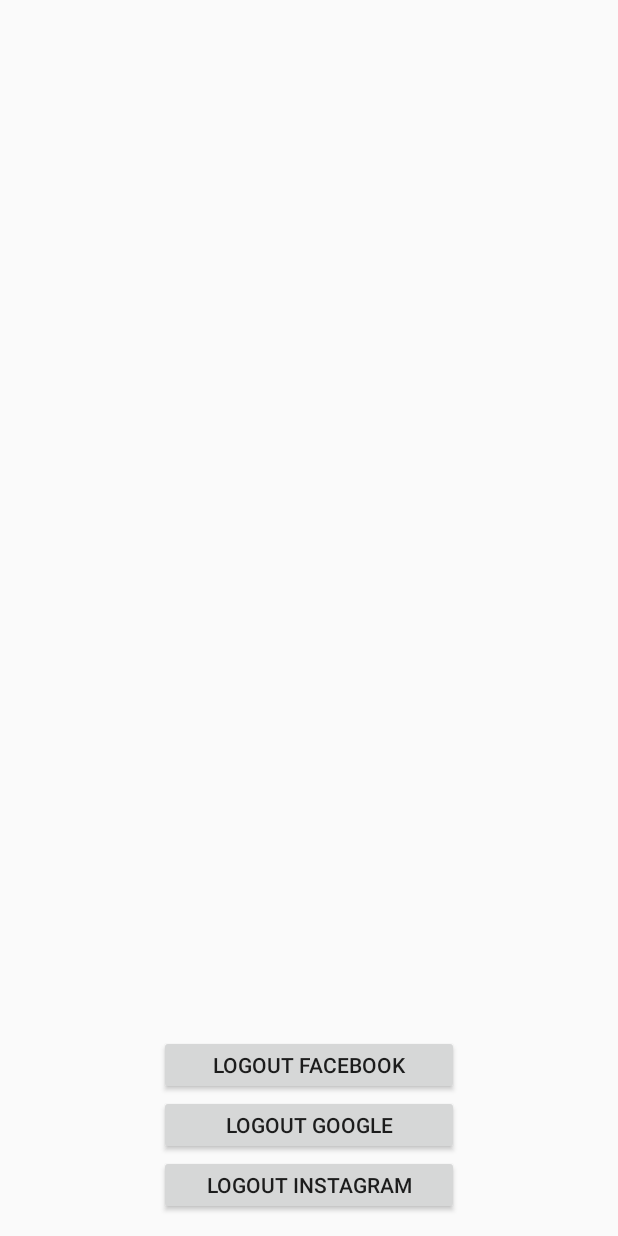
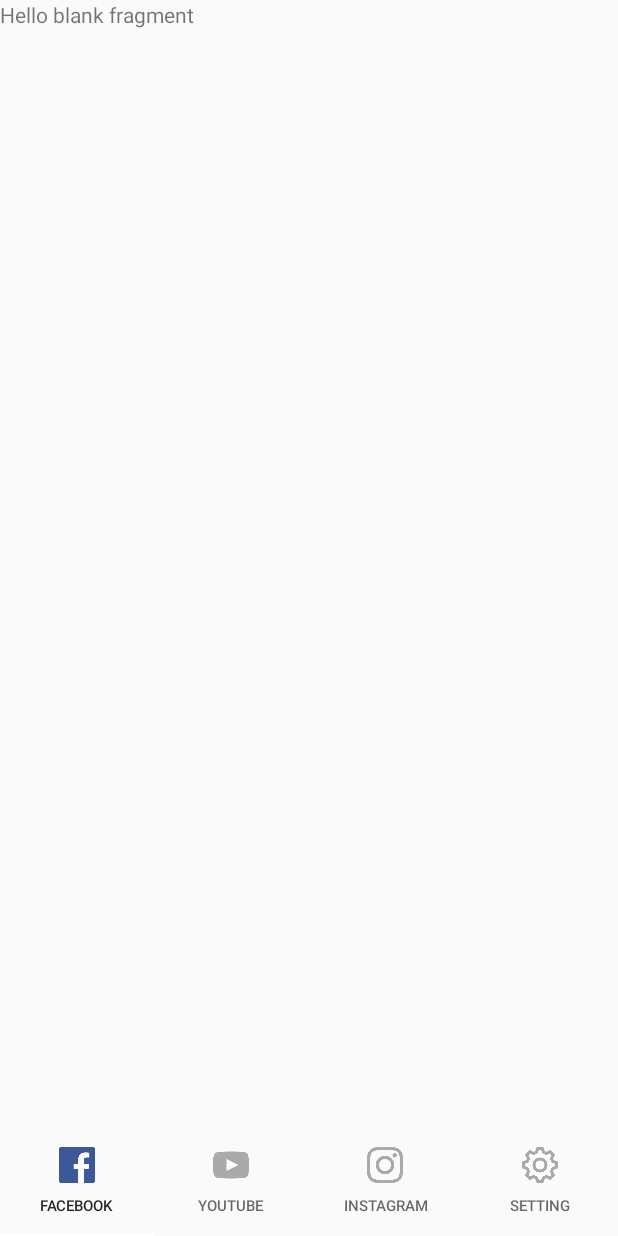
Before and after one commit to Ted1021/Favo, an Android app: the HomeActivity screen opened directly, with no data from a screen before it, on a phone screen of 412 x 824 dp. Run offline under Robolectric (Android 15) with nearby library versions, the phone set to English and light mode, and no system bars.

Commit message:
Set UI Components
- 3가지의 SNS 플랫폼을 보여주기위한 UI 기본틀 구성 완료

```diff
--- /dev/null
+++ b/app/src/main/java/taewon/navercorp/integratedsns/facebook/FacebookFragment.java
@@ -0,0 +1,30 @@
+package taewon.navercorp.integratedsns.facebook;
+
+
+import android.os.Bundle;
+import android.support.v4.app.Fragment;
+import android.view.LayoutInflater;
+import android.view.View;
+import android.view.ViewGroup;
+
+import taewon.navercorp.integratedsns.R;
+
+/**
+ * A simple {@link Fragment} subclass.
+ */
+public class FacebookFragment extends Fragment {
+
+
+    public FacebookFragment() {
+        // Required empty public constructor
+    }
+
+
+    @Override
+    public View onCreateView(LayoutInflater inflater, ViewGroup container,
+                             Bundle savedInstanceState) {
+        // Inflate the layout for this fragment
+        return inflater.inflate(R.layout.fragment_facebook, container, false);
+    }
+
+}
--- a/app/src/main/java/taewon/navercorp/integratedsns/home/HomeActivity.java
+++ b/app/src/main/java/taewon/navercorp/integratedsns/home/HomeActivity.java
@@ -1,31 +1,40 @@
 package taewon.navercorp.integratedsns.home;
 
-import android.content.SharedPreferences;
+import android.graphics.PorterDuff;
 import android.os.Bundle;
 import android.support.annotation.NonNull;
+import android.support.design.widget.TabLayout;
+import android.support.v4.app.Fragment;
+import android.support.v4.app.FragmentManager;
+import android.support.v4.app.FragmentStatePagerAdapter;
+import android.support.v4.content.ContextCompat;
+import android.support.v4.view.ViewPager;
 import android.support.v7.app.AppCompatActivity;
-import android.util.Log;
-import android.view.View;
-import android.widget.Button;
-import android.widget.Toast;
 
-import com.facebook.AccessToken;
-import com.facebook.login.LoginManager;
 import com.google.android.gms.auth.api.Auth;
 import com.google.android.gms.auth.api.signin.GoogleSignInOptions;
 import com.google.android.gms.common.ConnectionResult;
 import com.google.android.gms.common.api.GoogleApiClient;
-import com.google.android.gms.common.api.ResultCallback;
-import com.google.android.gms.common.api.Status;
 
 import taewon.navercorp.integratedsns.R;
+import taewon.navercorp.integratedsns.facebook.FacebookFragment;
+import taewon.navercorp.integratedsns.settings.SettingsFragment;
+import taewon.navercorp.integratedsns.youtube.YoutubeFragment;
 
-public class HomeActivity extends AppCompatActivity implements View.OnClickListener, GoogleApiClient.OnConnectionFailedListener {
+public class HomeActivity extends AppCompatActivity implements GoogleApiClient.OnConnectionFailedListener {
 
-    Button mFacebookLogout, mGoogleLogout, mInstaLogout;
+    TabLayout mTabLayout;
+    ViewPager mViewPager;
+
+    private static final int FRAG_COUNT = 4;
+
+    private static final int TAB_FACEBOOK = 0;
+    private static final int TAB_YOUTUBE = 1;
+    private static final int TAB_INSTA = 2;
+    private static final int TAB_SETTINGS = 3;
 
     // TODO - API Client 를 매 Activity 마다 호출해 주어야 하는가? 한곳에서 선언하고 외부에서 가져올 방법 고려해 보기
-    private GoogleApiClient mGoogleApiClient;
+    public static GoogleApiClient mGoogleApiClient;
 
     @Override
     protected void onCreate(Bundle savedInstanceState) {
@@ -33,88 +42,128 @@
         setContentView(R.layout.activity_home);
 
         initView();
+        setAction();
         initGoogleSignInclient();
     }
 
-    private void initView() {
-
-        mFacebookLogout = (Button) findViewById(R.id.button_fb_logout);
-        mFacebookLogout.setOnClickListener(this);
-
-        mGoogleLogout = (Button) findViewById(R.id.button_google_logout);
-        mGoogleLogout.setOnClickListener(this);
-
-        mInstaLogout = (Button) findViewById(R.id.button_insta_logout);
-        mInstaLogout.setOnClickListener(this);
-    }
     private void initGoogleSignInclient(){
 
         GoogleSignInOptions gso = new GoogleSignInOptions.Builder(GoogleSignInOptions.DEFAULT_SIGN_IN)
                 .requestEmail()
                 .build();
 
-        mGoogleApiClient = new GoogleApiClient.Builder(this)
+        mGoogleApiClient = new GoogleApiClient.Builder(HomeActivity.this)
                 .enableAutoManage(HomeActivity.this, this)
                 .addApi(Auth.GOOGLE_SIGN_IN_API, gso)
                 .build();
     }
 
-    @Override
-    public void onClick(View v) {
+    private void initView() {
 
-        switch (v.getId()) {
-
-            case R.id.button_fb_logout:
-                deleteFacebookToken();
-                HomeActivity.this.finish();
-                break;
-
-            case R.id.button_google_logout:
-                deleteGoogleToken();
-                break;
-
-            case R.id.button_insta_logout:
-
-                break;
-        }
+        mTabLayout = (TabLayout) findViewById(R.id.tabLayout);
+        mTabLayout.getTabAt(0).getIcon().setColorFilter(ContextCompat.getColor(HomeActivity.this, R.color.facebook_color), PorterDuff.Mode.SRC_IN);
+        mViewPager = (ViewPager) findViewById(R.id.viewPager);
     }
 
-    private void deleteFacebookToken() {
+    private void setAction() {
 
-        SharedPreferences pref = getSharedPreferences(getString(R.string.tokens), MODE_PRIVATE);
-        SharedPreferences.Editor editor = pref.edit();
+        mViewPager.setAdapter(new ViewPagerAdapter(getSupportFragmentManager()));
+        mViewPager.addOnPageChangeListener(new ViewPager.OnPageChangeListener() {
+            @Override
+            public void onPageScrolled(int position, float positionOffset, int positionOffsetPixels) {
 
-        if (AccessToken.getCurrentAccessToken() != null) {
-            LoginManager.getInstance().logOut();
+            }
 
-            editor.putString(getString(R.string.facebook_token), "");
-            editor.commit();
-        }
-        Toast.makeText(HomeActivity.this, "logout facebook successfully!!", Toast.LENGTH_SHORT).show();
-        Log.d("CHECK_TOKEN", "HomeActivity >>>>> " + pref.getString(getString(R.string.facebook_token), ""));
-    }
+            @Override
+            public void onPageSelected(int position) {
 
-    private void deleteGoogleToken() {
-        SharedPreferences pref = getSharedPreferences(getString(R.string.tokens), MODE_PRIVATE);
-        final SharedPreferences.Editor editor = pref.edit();
+            }
 
-        Auth.GoogleSignInApi.revokeAccess(mGoogleApiClient).setResultCallback(new ResultCallback<Status>() {
             @Override
-            public void onResult(@NonNull Status status) {
+            public void onPageScrollStateChanged(int state) {
 
-                editor.putString(getString(R.string.google_token), "");
-                editor.commit();
-
-                HomeActivity.this.finish();
             }
         });
 
-        Toast.makeText(HomeActivity.this, "logout google successfully!!", Toast.LENGTH_SHORT).show();
-        Log.d("CHECK_TOKEN", "HomeActivity >>>>> " + pref.getString(getString(R.string.google_token), ""));
+        mTabLayout.addOnTabSelectedListener(new TabLayout.OnTabSelectedListener() {
+            @Override
+            public void onTabSelected(TabLayout.Tab tab) {
+                switch (tab.getPosition()) {
+
+                    case TAB_FACEBOOK:
+                        tab.getIcon().setColorFilter(ContextCompat.getColor(HomeActivity.this, R.color.facebook_color), PorterDuff.Mode.SRC_IN);
+                        break;
+
+                    case TAB_YOUTUBE:
+                        tab.getIcon().setColorFilter(ContextCompat.getColor(HomeActivity.this, R.color.youtube_color), PorterDuff.Mode.SRC_IN);
+                        break;
+
+                    case TAB_INSTA:
+                        tab.getIcon().setColorFilter(ContextCompat.getColor(HomeActivity.this, R.color.insta_color), PorterDuff.Mode.SRC_IN);
+                        break;
+
+                    case TAB_SETTINGS:
+                        tab.getIcon().setColorFilter(ContextCompat.getColor(HomeActivity.this, R.color.settings_color), PorterDuff.Mode.SRC_IN);
+                        break;
+
+                }
+            }
+
+            @Override
+            public void onTabUnselected(TabLayout.Tab tab) {
+                tab.getIcon().setColorFilter(ContextCompat.getColor(HomeActivity.this, R.color.unselected_color), PorterDuff.Mode.SRC_IN);
+            }
+
+            @Override
+            public void onTabReselected(TabLayout.Tab tab) {
+
+            }
+        });
+
+        mViewPager.addOnPageChangeListener(new TabLayout.TabLayoutOnPageChangeListener(mTabLayout));
+        mTabLayout.addOnTabSelectedListener(new TabLayout.ViewPagerOnTabSelectedListener(mViewPager));
     }
 
     @Override
     public void onConnectionFailed(@NonNull ConnectionResult connectionResult) {
 
     }
+
+    private class ViewPagerAdapter extends FragmentStatePagerAdapter {
+
+        public ViewPagerAdapter(FragmentManager fm) {
+            super(fm);
+        }
+
+        @Override
+        public Fragment getItem(int position) {
+
+            Fragment fragment = new FacebookFragment();
+
+            switch (position) {
+
+                case TAB_FACEBOOK:
+                    fragment = new FacebookFragment();
+                    break;
+
+                case TAB_YOUTUBE:
+                    fragment = new YoutubeFragment();
+                    break;
+
+                case TAB_INSTA:
+
+                    break;
+
+                case TAB_SETTINGS:
+                    fragment = new SettingsFragment();
+                    break;
+            }
+            return fragment;
+        }
+
+        @Override
+        public int getCount() {
+            return FRAG_COUNT;
+        }
+    }
 }
--- /dev/null
+++ b/app/src/main/java/taewon/navercorp/integratedsns/youtube/YoutubeFragment.java
@@ -0,0 +1,30 @@
+package taewon.navercorp.integratedsns.youtube;
+
+
+import android.os.Bundle;
+import android.support.v4.app.Fragment;
+import android.view.LayoutInflater;
+import android.view.View;
+import android.view.ViewGroup;
+
+import taewon.navercorp.integratedsns.R;
+
+/**
+ * A simple {@link Fragment} subclass.
+ */
+public class YoutubeFragment extends Fragment {
+
+
+    public YoutubeFragment() {
+        // Required empty public constructor
+    }
+
+
+    @Override
+    public View onCreateView(LayoutInflater inflater, ViewGroup container,
+                             Bundle savedInstanceState) {
+        // Inflate the layout for this fragment
+        return inflater.inflate(R.layout.fragment_youtube, container, false);
+    }
+
+}
--- /dev/null
+++ b/app/src/main/res/drawable/facebook_activation_effect.xml
@@ -0,0 +1,4 @@
+<?xml version="1.0" encoding="utf-8"?>
+<ripple xmlns:android="http://schemas.android.com/apk/res/android"
+    android:color="@color/com_facebook_blue">
+</ripple>
--- a/app/src/main/res/layout/activity_home.xml
+++ b/app/src/main/res/layout/activity_home.xml
@@ -6,28 +6,53 @@
     android:layout_height="match_parent"
     tools:context="taewon.navercorp.integratedsns.home.HomeActivity">
 
-    <Button
-        android:id="@+id/button_insta_logout"
-        android:layout_width="200dp"
-        android:layout_height="40dp"
+    <view
+        android:id="@+id/viewPager"
+        class="android.support.v4.view.ViewPager"
+        id="@+id/view"
+        layout_centerHorizontal="true"
+        layout_centerVertical="true"
+        android:layout_width="match_parent"
+        android:layout_height="match_parent"
+        android:layout_above="@+id/tabLayout"
+        android:layout_alignParentStart="true"
+        android:layout_alignParentTop="true"
+        app:elevation="0dp" />
+
+    <android.support.design.widget.TabLayout
+        android:id="@+id/tabLayout"
+        android:layout_width="match_parent"
+        android:layout_height="wrap_content"
         android:layout_alignParentBottom="true"
-        android:layout_centerHorizontal="true"
-        android:layout_marginBottom="14dp"
-        android:text="Logout Instagram" />
+        android:layout_alignParentStart="true"
+        android:elevation="4dp"
+        app:tabIndicatorColor="@android:color/transparent"
+        app:tabTextAppearance="@style/CustomTabItemTextSize">
 
-    <Button
-        android:id="@+id/button_google_logout"
-        android:layout_width="200dp"
-        android:layout_height="40dp"
-        android:layout_above="@+id/button_insta_logout"
-        android:layout_centerHorizontal="true"
-        android:text="Logout Google" />
+        <android.support.design.widget.TabItem
+            android:layout_width="wrap_content"
+            android:layout_height="wrap_content"
+            android:icon="@drawable/facebook_icon"
+            android:text="Facebook" />
 
-    <Button
-        android:id="@+id/button_fb_logout"
-        android:layout_width="200dp"
-        android:layout_height="40dp"
-        android:layout_above="@+id/button_google_logout"
-        android:layout_centerHorizontal="true"
-        android:text="Logout Facebook" />
+        <android.support.design.widget.TabItem
+            android:layout_width="wrap_content"
+            android:layout_height="wrap_content"
+            android:icon="@drawable/youtube_icon"
+            android:text="Youtube" />
+
+        <android.support.design.widget.TabItem
+            android:layout_width="wrap_content"
+            android:layout_height="wrap_content"
+            android:icon="@drawable/instgram_icon"
+            android:text="Instagram" />
+
+        <android.support.design.widget.TabItem
+            android:id="@+id/tabItem"
+            android:layout_width="wrap_content"
+            android:layout_height="wrap_content"
+            android:icon="@drawable/settings_icon"
+            android:text="Setting" />
+
+    </android.support.design.widget.TabLayout>
 </RelativeLayout>
--- a/app/src/main/res/layout/activity_login.xml
+++ b/app/src/main/res/layout/activity_login.xml
@@ -14,13 +14,15 @@
         android:layout_centerHorizontal="true"
         android:text="Connect to Facebook" />
 
+
     <Button
         android:id="@+id/button_google_login"
         android:layout_width="200dp"
         android:layout_height="40dp"
         android:layout_above="@+id/button_insta_login"
         android:layout_alignStart="@+id/button_fb_login"
-        android:text="Connect to Youtube" />
+        android:layout_marginTop="4dp"
+        android:text="Connect to Google" />
 
     <Button
         android:id="@+id/button_insta_login"
@@ -29,6 +31,7 @@
         android:layout_alignParentBottom="true"
         android:layout_alignStart="@+id/button_google_login"
         android:layout_marginBottom="100dp"
+        android:layout_marginTop="4dp"
         android:text="Connect to Instagram" />
 
 </RelativeLayout>
--- /dev/null
+++ b/app/src/main/res/layout/fragment_facebook.xml
@@ -0,0 +1,13 @@
+<FrameLayout xmlns:android="http://schemas.android.com/apk/res/android"
+    xmlns:tools="http://schemas.android.com/tools"
+    android:layout_width="match_parent"
+    android:layout_height="match_parent"
+    tools:context="taewon.navercorp.integratedsns.facebook.FacebookFragment">
+
+    <!-- TODO: Update blank fragment layout -->
+    <TextView
+        android:layout_width="match_parent"
+        android:layout_height="match_parent"
+        android:text="@string/hello_blank_fragment" />
+
+</FrameLayout>
--- a/app/src/main/res/values/colors.xml
+++ b/app/src/main/res/values/colors.xml
@@ -3,4 +3,11 @@
     <color name="colorPrimary">#3F51B5</color>
     <color name="colorPrimaryDark">#303F9F</color>
     <color name="colorAccent">#FF4081</color>
+
+    <color name="facebook_color">#3b5998</color>
+    <color name="youtube_color">#cc181e</color>
+    <color name="insta_color">#fb3958</color>
+    <color name="settings_color">#000</color>
+    <color name="unselected_color">#aaa</color>
+
 </resources>
--- a/app/src/main/res/values/strings.xml
+++ b/app/src/main/res/values/strings.xml
@@ -1,5 +1,5 @@
 <resources>
-    <string name="app_name">IntegratedSNS</string>
+    <string name="app_name">Favo</string>
 
     <string name="facebook_app_id">265540180604990</string>
     <string name="fb_login_protocol_scheme">fb265540180604990</string>
@@ -11,4 +11,7 @@
     <string name="facebook_login_fail">페이스북 로그인에 실패 하였습니다.</string>
     <string name="google_login_fail">구글 로그인에 실패 하였습니다.</string>
 
+    <!-- TODO: Remove or change this placeholder text -->
+    <string name="hello_blank_fragment">Hello blank fragment</string>
+
 </resources>
--- a/app/src/main/res/values/styles.xml
+++ b/app/src/main/res/values/styles.xml
@@ -8,4 +8,9 @@
         <item name="colorAccent">@color/colorAccent</item>
     </style>
 
+    <style name="CustomTabItemTextSize" parent="TextAppearance.Design.Tab">
+        <item name="android:textSize">10sp</item>
+        <item name="android:textAllCaps">true</item>
+    </style>
+
 </resources>
```
Also changed, not shown: app/build.gradle (+10 -8 lines), app/src/main/java/taewon/navercorp/integratedsns/instagram/InstagramFragment.java (added, +30 -0 lines), app/src/main/java/taewon/navercorp/integratedsns/settings/SettingsFragment.java (added, +118 -0 lines), app/src/main/res/layout/fragment_instagram.xml (added, +13 -0 lines), app/src/main/res/layout/fragment_settings.xml (added, +35 -0 lines), app/src/main/res/layout/fragment_youtube.xml (added, +13 -0 lines), app/src/main/res/drawable/facebook_icon.png (added), app/src/main/res/drawable/instgram_icon.png (added), app/src/main/res/drawable/settings_icon.png (added), app/src/main/res/drawable/youtube_icon.png (added).
